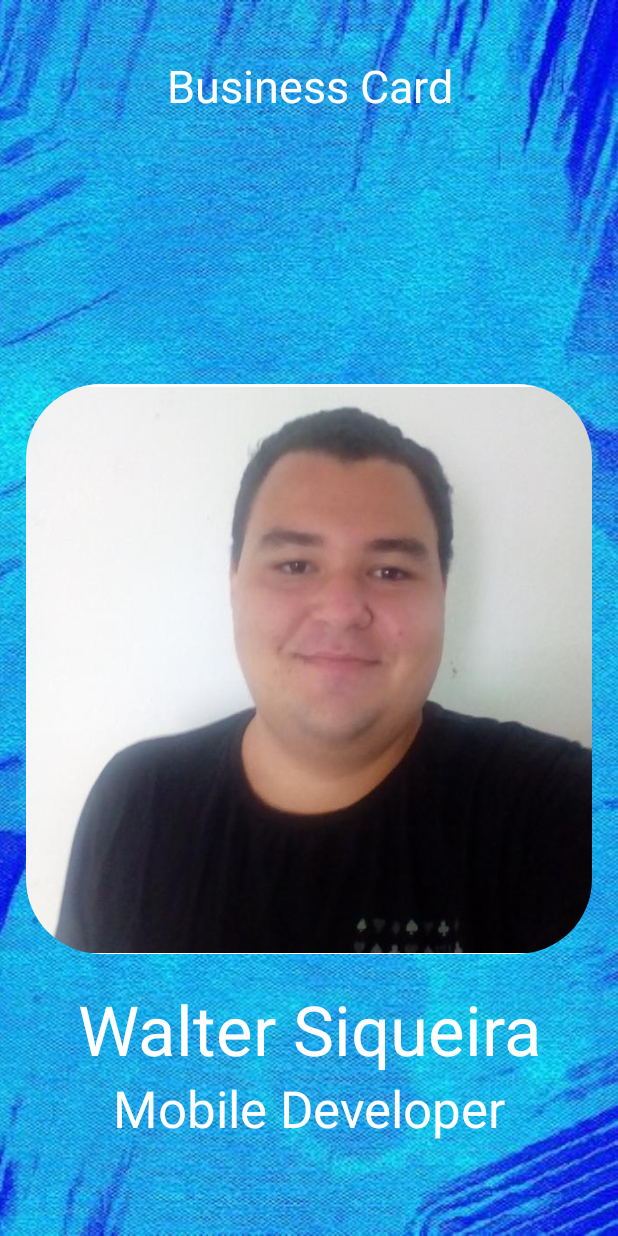
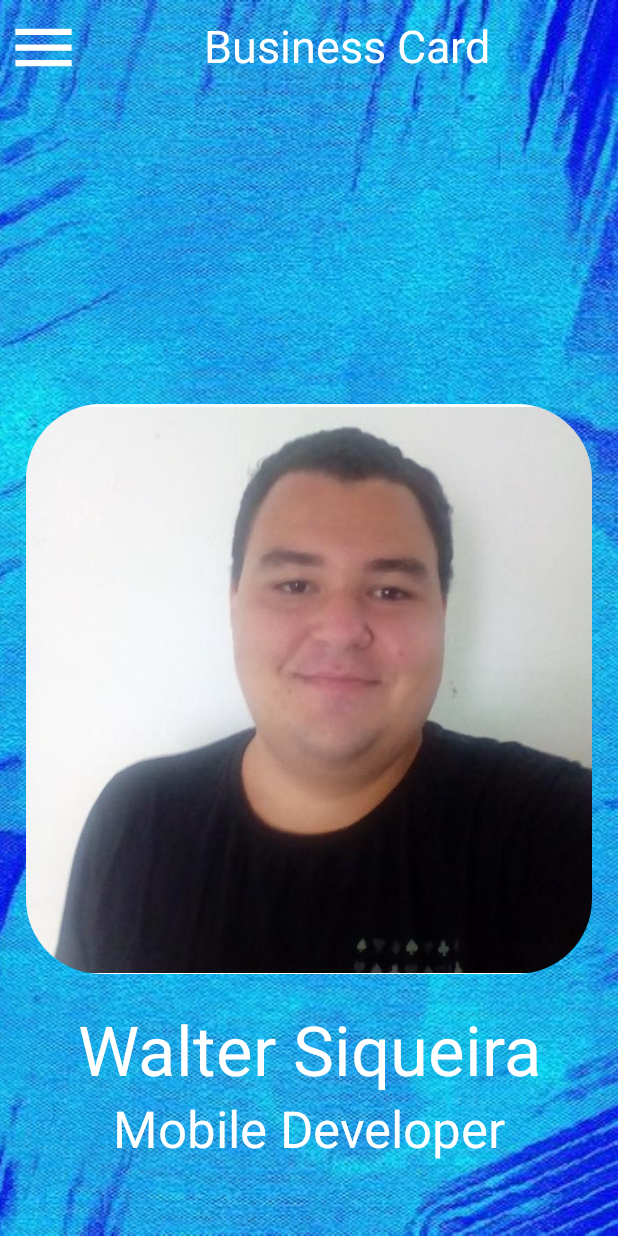
Before and after one commit to WalterSiqueira/BusinessCardApp, an Android app built with Jetpack Compose: the screen it shows after launch (MainActivity), on a phone screen of 412 x 824 dp. Run offline under Robolectric (Android 15) with nearby library versions, the phone set to English and light mode, and no system bars.

Commit message:
menu adcionado

```diff
--- a/app/build.gradle.kts
+++ b/app/build.gradle.kts
@@ -59,6 +59,7 @@ dependencies {
     implementation(libs.androidx.ui.graphics)
     implementation(libs.androidx.ui.tooling.preview)
     implementation(libs.androidx.material3)
+    implementation(libs.androidx.navigation.compose)
     testImplementation(libs.junit)
     androidTestImplementation(libs.androidx.junit)
     androidTestImplementation(libs.androidx.espresso.core)
--- a/app/src/main/java/com/walterbs/businesscard/MainActivity.kt
+++ b/app/src/main/java/com/walterbs/businesscard/MainActivity.kt
@@ -21,8 +21,13 @@ import androidx.compose.foundation.layout.padding
 import androidx.compose.foundation.rememberScrollState
 import androidx.compose.foundation.shape.RoundedCornerShape
 import androidx.compose.foundation.verticalScroll
+import androidx.compose.material3.DrawerValue
+import androidx.compose.material3.ModalNavigationDrawer
+import androidx.compose.material3.Scaffold
 import androidx.compose.material3.Text
+import androidx.compose.material3.rememberDrawerState
 import androidx.compose.runtime.Composable
+import androidx.compose.runtime.rememberCoroutineScope
 import androidx.compose.ui.Alignment
 import androidx.compose.ui.Modifier
 import androidx.compose.ui.draw.clip
@@ -36,11 +41,17 @@ import androidx.compose.ui.text.style.TextAlign
 import androidx.compose.ui.tooling.preview.Preview
 import androidx.compose.ui.unit.dp
 import androidx.compose.ui.unit.sp
-import com.walterbs.businesscard.components.AppTitle
+import androidx.navigation.compose.NavHost
+import androidx.navigation.compose.composable
+import androidx.navigation.compose.rememberNavController
 import com.walterbs.businesscard.components.BgImg
+import com.walterbs.businesscard.components.DrawerContent
 import com.walterbs.businesscard.components.Links
+import com.walterbs.businesscard.components.MainContent
 import com.walterbs.businesscard.components.ProfPic
 import com.walterbs.businesscard.components.Texts
+import com.walterbs.businesscard.components.TopBar
+import kotlinx.coroutines.launch
 
 class MainActivity : ComponentActivity() {
     override fun onCreate(savedInstanceState: Bundle?) {
@@ -50,60 +61,56 @@ class MainActivity : ComponentActivity() {
             Box(
                 modifier = Modifier.fillMaxSize() // Certifique-se de que o Box preenche toda a tela
             ) {
-                BgImg()
-                MainContent()
+                Screen()
             }
         }
     }
 }
 
-
-@SuppressLint("SwitchIntDef")
 @Composable
-fun MainContent() {
-    val configuration = LocalConfiguration.current
-    when (configuration.orientation) {
-        android.content.res.Configuration.ORIENTATION_PORTRAIT -> {
-            Column(
-                horizontalAlignment = Alignment.CenterHorizontally,
-                modifier = Modifier
-                    .fillMaxSize() // Preenche toda a tela
-                    .padding(top = 25.dp)
-                    .verticalScroll(rememberScrollState()) // Permite rolagem se o conteúdo exceder a tela
-            ) {
-                Row {
-                    AppTitle(title = "Business Card")
+fun Screen() {
+    val drawerState = rememberDrawerState(initialValue = DrawerValue.Closed)
+    val scope = rememberCoroutineScope()
+    val navController = rememberNavController()
+    val isLandscape = LocalConfiguration.current.orientation == 2
+    Box(
+        modifier = Modifier.fillMaxSize()
+    ) {
+        Image(
+            painter = painterResource(id = R.drawable._823ba68_b387_40d8_9b39_d9022ef863c7), // Substitua pelo seu recurso.
+            contentDescription = null,
+            contentScale = ContentScale.Crop, // Ajusta a imagem ao tamanho da tela.
+            modifier = Modifier.fillMaxSize()
+        )
+        ModalNavigationDrawer(
+            drawerState = drawerState,
+            drawerContent = {
+                if (drawerState.isOpen) { // Renderiza o conteúdo do drawer apenas quando está aberto
+                    DrawerContent(navController)
                 }
-                ProfPic()
-                Texts(title = "Walter Siqueira", subTitle = "Mobile Developer")
-                Links()
             }
-        }
-        android.content.res.Configuration.ORIENTATION_LANDSCAPE -> {
-            Column(
-                horizontalAlignment = Alignment.CenterHorizontally,
-                modifier = Modifier
-                    .fillMaxSize()
-                    .verticalScroll(rememberScrollState())
-            ) {
-                Row(
-                    verticalAlignment = Alignment.CenterVertically,
-                    horizontalArrangement = Arrangement.Center,
-                    modifier = Modifier
-                        .fillMaxWidth()
-                        .padding(top = 20.dp)
+        ) {
+            Scaffold(
+                containerColor = Color.Transparent,
+                topBar = {
+                    TopBar(
+                        onOpenDrawer = { // Ação para abrir ou fechar o drawer.
+                            scope.launch {
+                                drawerState.apply {
+                                    if (isClosed) drawerState.open() else drawerState.close()
+                                }
+                            }
+                        }
+                    )
+                }
+            ) { padding ->
+                NavHost(
+                    navController = navController,
+                    startDestination = "home",
+                    modifier = Modifier.padding(padding)
                 ) {
-                    AppTitle(title = "Business Card")
-                }
-                Row {
-                    Column(
-                        horizontalAlignment = Alignment.CenterHorizontally,
-                    ) {
-                        ProfPic()
-                        Texts(title = "Walter Siqueira", subTitle = "Mobile Developer")
-                    }
-                    Column {
-                        Links()
+                    composable("home") {
+                        MainContent()
                     }
                 }
             }
@@ -111,17 +118,15 @@ fun MainContent() {
     }
 }
 
-
 @Preview(
     showBackground = true,
-//    device = "spec:width=411dp,height=900dp,dpi=420,isRound=false,chinSize=0dp,orientation=landscape"
+    //device = "spec:width=411dp,height=900dp,dpi=420,isRound=false,chinSize=0dp,orientation=landscape"
 )
 @Composable
 fun Preview() {
     Box(
         modifier = Modifier.fillMaxSize() // Certifique-se de que o Box preenche toda a tela
     ) {
-        BgImg()
-        MainContent()
+        Screen()
     }
 }
--- a/app/src/main/java/com/walterbs/businesscard/components/AppTitleComponent.kt
+++ /dev/null
@@ -1,41 +0,0 @@
-package com.walterbs.businesscard.components
-
-import android.annotation.SuppressLint
-import androidx.compose.foundation.layout.padding
-import androidx.compose.material3.Text
-import androidx.compose.runtime.Composable
-import androidx.compose.ui.Modifier
-import androidx.compose.ui.graphics.Color
-import androidx.compose.ui.platform.LocalConfiguration
-import androidx.compose.ui.text.style.TextAlign
-import androidx.compose.ui.unit.dp
-import androidx.compose.ui.unit.sp
-
-@SuppressLint("SwitchIntDef")
-@Composable
-fun AppTitle(title: String) {
-    val configuration = LocalConfiguration.current
-
-    when (configuration.orientation) {
-        android.content.res.Configuration.ORIENTATION_PORTRAIT -> {
-            Text(
-                text = title,
-                fontSize = 30.sp,
-                textAlign = TextAlign.Center,
-                color = Color(0xFFFFFFFF),
-                modifier = Modifier
-                    .padding(top = 15.dp)
-            )
-        }
-        android.content.res.Configuration.ORIENTATION_LANDSCAPE -> {
-            Text(
-                text = title,
-                fontSize = 50.sp,
-                textAlign = TextAlign.Center,
-                color = Color(0xFFFFFFFF),
-                modifier = Modifier
-                    .padding(top = 0.dp)
-            )
-        }
-    }
-}
--- /dev/null
+++ b/app/src/main/java/com/walterbs/businesscard/components/HomePage.kt
@@ -0,0 +1,57 @@
+package com.walterbs.businesscard.components
+
+import android.annotation.SuppressLint
+import androidx.compose.foundation.layout.Arrangement
+import androidx.compose.foundation.layout.Column
+import androidx.compose.foundation.layout.Row
+import androidx.compose.foundation.layout.fillMaxSize
+import androidx.compose.foundation.layout.fillMaxWidth
+import androidx.compose.foundation.layout.padding
+import androidx.compose.foundation.rememberScrollState
+import androidx.compose.foundation.verticalScroll
+import androidx.compose.runtime.Composable
+import androidx.compose.ui.Alignment
+import androidx.compose.ui.Modifier
+import androidx.compose.ui.platform.LocalConfiguration
+import androidx.compose.ui.unit.dp
+
+@SuppressLint("SwitchIntDef")
+@Composable
+fun MainContent() {
+    val configuration = LocalConfiguration.current
+    when (configuration.orientation) {
+        android.content.res.Configuration.ORIENTATION_PORTRAIT -> {
+            Column(
+                horizontalAlignment = Alignment.CenterHorizontally,
+                modifier = Modifier
+                    .fillMaxSize() // Preenche toda a tela
+                    .padding(top = 25.dp)
+                    .verticalScroll(rememberScrollState()) // Permite rolagem se o conteúdo exceder a tela
+            ) {
+                ProfPic()
+                Texts(title = "Walter Siqueira", subTitle = "Mobile Developer")
+                Links()
+            }
+        }
+        android.content.res.Configuration.ORIENTATION_LANDSCAPE -> {
+            Column(
+                horizontalAlignment = Alignment.CenterHorizontally,
+                modifier = Modifier
+                    .fillMaxSize()
+                    .verticalScroll(rememberScrollState())
+            ) {
+                Row {
+                    Column(
+                        horizontalAlignment = Alignment.CenterHorizontally,
+                    ) {
+                        ProfPic()
+                        Texts(title = "Walter Siqueira", subTitle = "Mobile Developer")
+                    }
+                    Column {
+                        Links()
+                    }
+                }
+            }
+        }
+    }
+}
--- /dev/null
+++ b/app/src/main/java/com/walterbs/businesscard/components/TopBarComponent.kt
@@ -0,0 +1,53 @@
+package com.walterbs.businesscard.components
+
+import androidx.compose.foundation.clickable
+import androidx.compose.foundation.layout.Box
+import androidx.compose.foundation.layout.fillMaxWidth
+import androidx.compose.foundation.layout.size
+import androidx.compose.material.icons.Icons
+import androidx.compose.material.icons.filled.Menu
+import androidx.compose.material3.ExperimentalMaterial3Api
+import androidx.compose.material3.Icon
+import androidx.compose.material3.Text
+import androidx.compose.material3.TopAppBar
+import androidx.compose.runtime.Composable
+import androidx.compose.ui.Alignment
+import androidx.compose.ui.Modifier
+import androidx.compose.ui.graphics.Color
+import androidx.compose.ui.unit.dp
+import androidx.compose.ui.unit.sp
+
+@OptIn(ExperimentalMaterial3Api::class)
+@Composable
+fun TopBar(
+    onOpenDrawer: () -> Unit,
+) {
+    TopAppBar(
+        navigationIcon = {
+            Icon(
+                imageVector = Icons.Default.Menu,
+                contentDescription = null,
+                tint = Color.White,
+                modifier = Modifier
+                    .clickable { onOpenDrawer() }
+                    .size(50.dp, 50.dp)
+            )
+        },
+        title = {
+            Box (
+                contentAlignment = Alignment.Center,
+                modifier = Modifier.fillMaxWidth()
+            ) {
+                Text(
+                    text = "Business Card",
+                    fontSize = 30.sp,
+                    color = Color(0xFFFFFFFF)
+
+                )
+            }
+        },
+        colors = androidx.compose.material3.TopAppBarDefaults.topAppBarColors(
+            containerColor = Color.Transparent // Define o fundo transparente
+        )
+    )
+}
--- a/gradle/libs.versions.toml
+++ b/gradle/libs.versions.toml
@@ -8,6 +8,7 @@ espressoCore = "3.6.1"
 lifecycleRuntimeKtx = "2.8.4"
 activityCompose = "1.9.1"
 composeBom = "2024.04.01"
+navigationCompose = "2.8.5"
 
 [libraries]
 androidx-core-ktx = { group = "androidx.core", name = "core-ktx", version.ref = "coreKtx" }
@@ -24,6 +25,7 @@ androidx-ui-tooling-preview = { group = "androidx.compose.ui", name = "ui-toolin
 androidx-ui-test-manifest = { group = "androidx.compose.ui", name = "ui-test-manifest" }
 androidx-ui-test-junit4 = { group = "androidx.compose.ui", name = "ui-test-junit4" }
 androidx-material3 = { group = "androidx.compose.material3", name = "material3" }
+androidx-navigation-compose = { group = "androidx.navigation", name = "navigation-compose", version.ref = "navigationCompose" }
 
 [plugins]
 android-application = { id = "com.android.application", version.ref = "agp" }
```
Also changed, not shown: app/src/main/java/com/walterbs/businesscard/components/MenuOptionsComponent.kt (added, +36 -0 lines).
